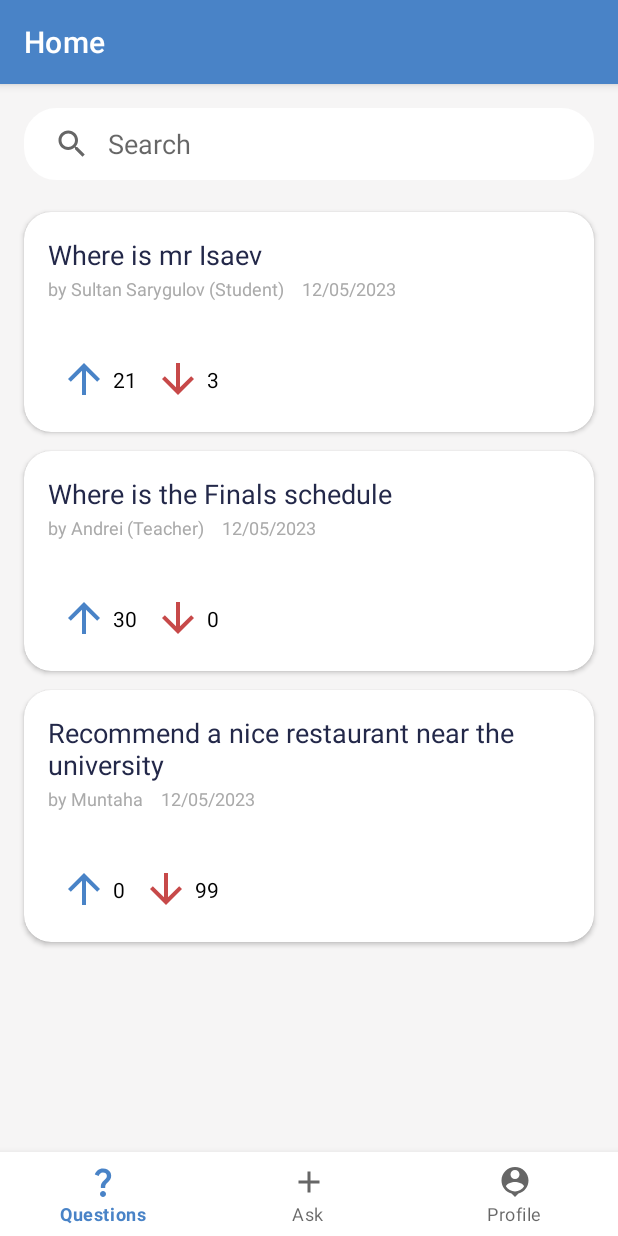
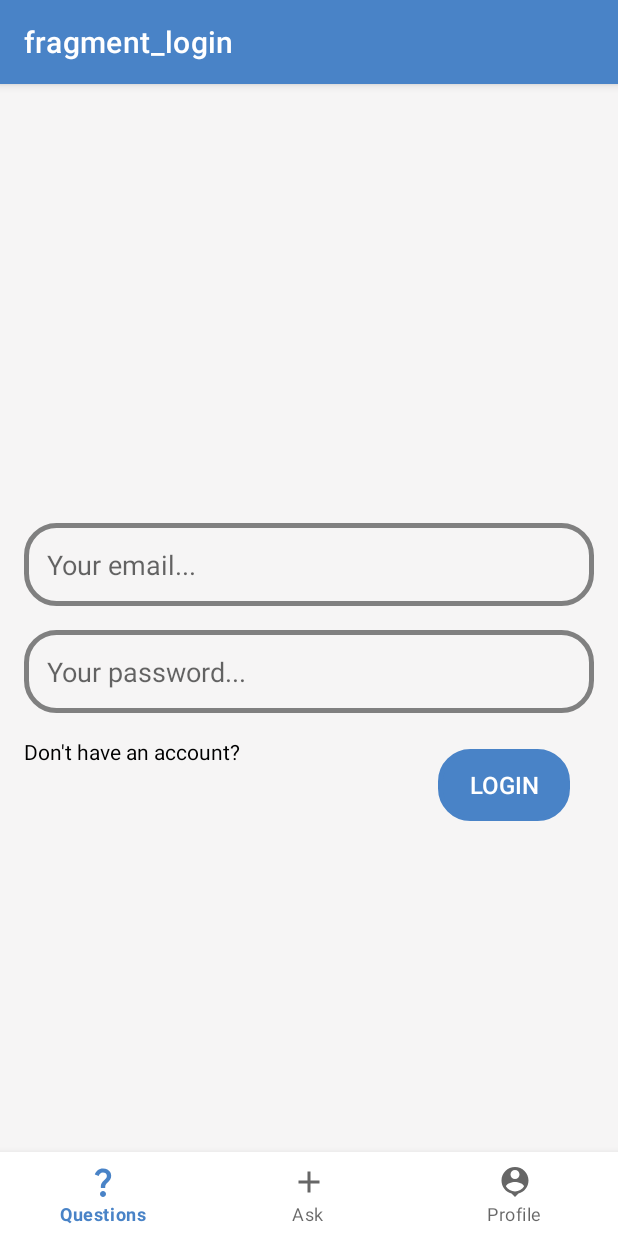
Before and after one commit to SultanSarygulov/UniversityQuestionApp, an Android app: the MainActivity screen opened directly, with no data from a screen before it, on a phone screen of 412 x 824 dp. Run offline under Robolectric (Android 15) with nearby library versions, the phone set to English and light mode, and no system bars; our stand-ins replace Room's generated code, navigation-ui; 1 statement that could not run was skipped.

```diff
--- a/app/build.gradle
+++ b/app/build.gradle
@@ -59,6 +59,8 @@ dependencies {
     implementation "androidx.lifecycle:lifecycle-common-java8:2.5.1"
     implementation "androidx.lifecycle:lifecycle-viewmodel-ktx:2.5.1"
 
+    //Circle Indicator
+    implementation("com.tbuonomo:dotsindicator:4.3")
 
     // Kotlin components
     implementation "org.jetbrains.kotlin:kotlin-stdlib-jdk7:1.6.10"
@@ -72,8 +74,7 @@ dependencies {
     implementation "androidx.room:room-ktx:2.4.3"
     androidTestImplementation "androidx.room:room-testing:2.4.3"
 
-    //Circle Indicator
-    implementation("com.tbuonomo:dotsindicator:4.3")
+
 
 
 }
--- a/app/src/main/java/com/example/uqa/presentation/MainActivity.kt
+++ b/app/src/main/java/com/example/uqa/presentation/MainActivity.kt
@@ -6,6 +6,7 @@ import android.content.SharedPreferences
 import androidx.appcompat.app.AppCompatActivity
 import android.os.Bundle
 import android.util.Log
+import androidx.appcompat.app.AppCompatDelegate
 import androidx.lifecycle.ViewModelProvider
 import androidx.navigation.NavController
 import androidx.navigation.NavDestination
@@ -29,6 +30,8 @@ class MainActivity : AppCompatActivity() {
         super.onCreate(savedInstanceState)
         binding = ActivityMainBinding.inflate(layoutInflater)
         setContentView(binding.root)
+
+        AppCompatDelegate.setDefaultNightMode(AppCompatDelegate.MODE_NIGHT_NO)
 
         viewModel = ViewModelProvider(this)[MainViewModel::class.java]
 
--- a/app/src/main/java/com/example/uqa/presentation/SplashActivity.kt
+++ b/app/src/main/java/com/example/uqa/presentation/SplashActivity.kt
@@ -4,6 +4,7 @@ import android.annotation.SuppressLint
 import android.content.Intent
 import androidx.appcompat.app.AppCompatActivity
 import android.os.Bundle
+import androidx.appcompat.app.AppCompatDelegate
 import com.example.uqa.presentation.welcome.WelcomeActivity
 
 @SuppressLint("CustomSplashScreen")
@@ -11,6 +12,7 @@ class SplashActivity : AppCompatActivity() {
     override fun onCreate(savedInstanceState: Bundle?) {
         super.onCreate(savedInstanceState)
         startActivity(Intent(this, WelcomeActivity::class.java))
+        AppCompatDelegate.setDefaultNightMode(AppCompatDelegate.MODE_NIGHT_NO)
         finish()
     }
 }
--- /dev/null
+++ b/app/src/main/java/com/example/uqa/presentation/login/LoginFragment.kt
@@ -0,0 +1,44 @@
+package com.example.uqa.presentation.login
+
+import android.os.Bundle
+import androidx.fragment.app.Fragment
+import android.view.LayoutInflater
+import android.view.View
+import android.view.ViewGroup
+import androidx.navigation.fragment.findNavController
+import com.example.uqa.R
+import com.example.uqa.databinding.FragmentLoginBinding
+import com.example.uqa.databinding.FragmentQuestionBinding
+
+
+class LoginFragment : Fragment() {
+
+    private lateinit var binding: FragmentLoginBinding
+
+    override fun onCreateView(
+        inflater: LayoutInflater, container: ViewGroup?,
+        savedInstanceState: Bundle?
+    ): View? {
+
+        binding = FragmentLoginBinding.inflate(inflater, container, false)
+        return binding.root
+    }
+
+    override fun onViewCreated(view: View, savedInstanceState: Bundle?) {
+        super.onViewCreated(view, savedInstanceState)
+
+        binding.loginButton.setOnClickListener {
+
+            val homeAction = LoginFragmentDirections.actionLoginFragmentToHomeFragment()
+            findNavController().navigate(homeAction)
+        }
+
+        binding.noAccountText.setOnClickListener {
+
+            val registerAction = LoginFragmentDirections.actionLoginFragmentToRegisterFragment()
+            findNavController().navigate(registerAction)
+        }
+    }
+
+
+}
--- /dev/null
+++ b/app/src/main/res/layout/fragment_login.xml
@@ -0,0 +1,69 @@
+<?xml version="1.0" encoding="utf-8"?>
+<androidx.constraintlayout.widget.ConstraintLayout xmlns:android="http://schemas.android.com/apk/res/android"
+    xmlns:app="http://schemas.android.com/apk/res-auto"
+    xmlns:tools="http://schemas.android.com/tools"
+    android:layout_width="match_parent"
+    android:layout_height="match_parent"
+    tools:context=".presentation.login.LoginFragment">
+
+    <TextView
+        android:id="@+id/noAccountText"
+        android:layout_width="wrap_content"
+        android:layout_height="wrap_content"
+        android:layout_marginTop="16dp"
+        android:text="Don't have an account?"
+        android:textColor="@color/black"
+        app:layout_constraintStart_toStartOf="@+id/inputPassword"
+        app:layout_constraintTop_toBottomOf="@+id/inputPassword" />
+
+    <androidx.appcompat.widget.AppCompatButton
+        android:id="@+id/loginButton"
+        android:layout_width="wrap_content"
+        android:layout_height="wrap_content"
+        android:layout_marginTop="24dp"
+        android:layout_marginEnd="32dp"
+        android:background="@drawable/shape_cornered_button"
+        android:backgroundTint="#4983C7"
+        android:text="Login"
+        android:textColor="@color/white"
+        android:textSize="16sp"
+        app:layout_constraintEnd_toEndOf="parent"
+        app:layout_constraintTop_toBottomOf="@+id/inputPassword" />
+
+    <EditText
+        android:id="@+id/inputEmail"
+        android:layout_width="0dp"
+        android:layout_height="wrap_content"
+        android:layout_marginStart="16dp"
+        android:layout_marginEnd="16dp"
+        android:background="@drawable/shape_cornered_button"
+        android:ems="10"
+        android:hint="Your email..."
+        android:inputType="textEmailAddress"
+        android:padding="15dp"
+        app:layout_constraintVertical_chainStyle="packed"
+        app:layout_constraintBottom_toTopOf="@+id/inputPassword"
+        app:layout_constraintEnd_toEndOf="parent"
+        app:layout_constraintHorizontal_bias="0.5"
+        app:layout_constraintStart_toStartOf="parent"
+        app:layout_constraintTop_toTopOf="parent" />
+
+    <EditText
+        android:id="@+id/inputPassword"
+        android:layout_width="0dp"
+        android:layout_height="wrap_content"
+        android:layout_marginStart="16dp"
+        android:layout_marginTop="16dp"
+        android:layout_marginEnd="16dp"
+        android:background="@drawable/shape_cornered_button"
+        android:ems="10"
+        android:hint="Your password..."
+        android:inputType="textPassword"
+        android:padding="15dp"
+        app:layout_constraintBottom_toBottomOf="parent"
+        app:layout_constraintEnd_toEndOf="parent"
+        app:layout_constraintHorizontal_bias="0.5"
+        app:layout_constraintStart_toStartOf="parent"
+        app:layout_constraintTop_toBottomOf="@+id/inputEmail" />
+
+</androidx.constraintlayout.widget.ConstraintLayout>
--- a/app/src/main/res/navigation/navgraph.xml
+++ b/app/src/main/res/navigation/navgraph.xml
@@ -3,7 +3,7 @@
     xmlns:app="http://schemas.android.com/apk/res-auto"
     xmlns:tools="http://schemas.android.com/tools"
     android:id="@+id/navgraph"
-    app:startDestination="@id/homeFragment">
+    app:startDestination="@id/loginFragment">
 
     <fragment
         android:id="@+id/homeFragment"
@@ -39,4 +39,37 @@
         android:name="com.example.uqa.presentation.question.BlankFragment"
         android:label="fragment_blank"
         tools:layout="@layout/fragment_blank" />
+    <fragment
+        android:id="@+id/loginFragment"
+        android:name="com.example.uqa.presentation.login.LoginFragment"
+        android:label="fragment_login"
+        tools:layout="@layout/fragment_login" >
+        <action
+            android:id="@+id/action_loginFragment_to_homeFragment"
+            app:destination="@id/homeFragment" />
+        <action
+            android:id="@+id/action_loginFragment_to_registerFragment"
+            app:destination="@id/registerFragment" />
+    </fragment>
+    <fragment
+        android:id="@+id/registerFragment"
+        android:name="com.example.uqa.presentation.register.RegisterFragment"
+        android:label="fragment_register"
+        tools:layout="@layout/fragment_register" >
+        <action
+            android:id="@+id/action_registerFragment_to_loginFragment"
+            app:destination="@id/loginFragment" />
+        <action
+            android:id="@+id/action_registerFragment_to_codeFragment"
+            app:destination="@id/codeFragment" />
+    </fragment>
+    <fragment
+        android:id="@+id/codeFragment"
+        android:name="com.example.uqa.presentation.code.CodeFragment"
+        android:label="fragment_code"
+        tools:layout="@layout/fragment_code" >
+        <action
+            android:id="@+id/action_codeFragment_to_homeFragment"
+            app:destination="@id/homeFragment" />
+    </fragment>
 </navigation>
--- a/build.gradle
+++ b/build.gradle
@@ -3,7 +3,8 @@ plugins {
     id 'com.android.application' version '7.2.2' apply false
     id 'com.android.library' version '7.2.2' apply false
     id 'androidx.navigation.safeargs.kotlin' version '2.4.1' apply false
-    id 'org.jetbrains.kotlin.android' version '1.6.10' apply false}
+    id 'org.jetbrains.kotlin.android' version '1.7.10' apply false
+}
 
 task clean(type: Delete) {
     delete rootProject.buildDir
```
Also changed, not shown: app/src/main/java/com/example/uqa/presentation/code/CodeFragment.kt (added, +36 -0 lines), app/src/main/java/com/example/uqa/presentation/myQuestions/MyQuestionsFragment.kt (added, +60 -0 lines), app/src/main/java/com/example/uqa/presentation/profile/ProfileFragment.kt (added, +60 -0 lines), app/src/main/java/com/example/uqa/presentation/register/RegisterFragment.kt (added, +42 -0 lines), app/src/main/res/layout/fragment_code.xml (added, +54 -0 lines), app/src/main/res/layout/fragment_my_questions.xml (added, +14 -0 lines), app/src/main/res/layout/fragment_profile.xml (added, +14 -0 lines), app/src/main/res/layout/fragment_register.xml (added, +106 -0 lines), 3 other files.
